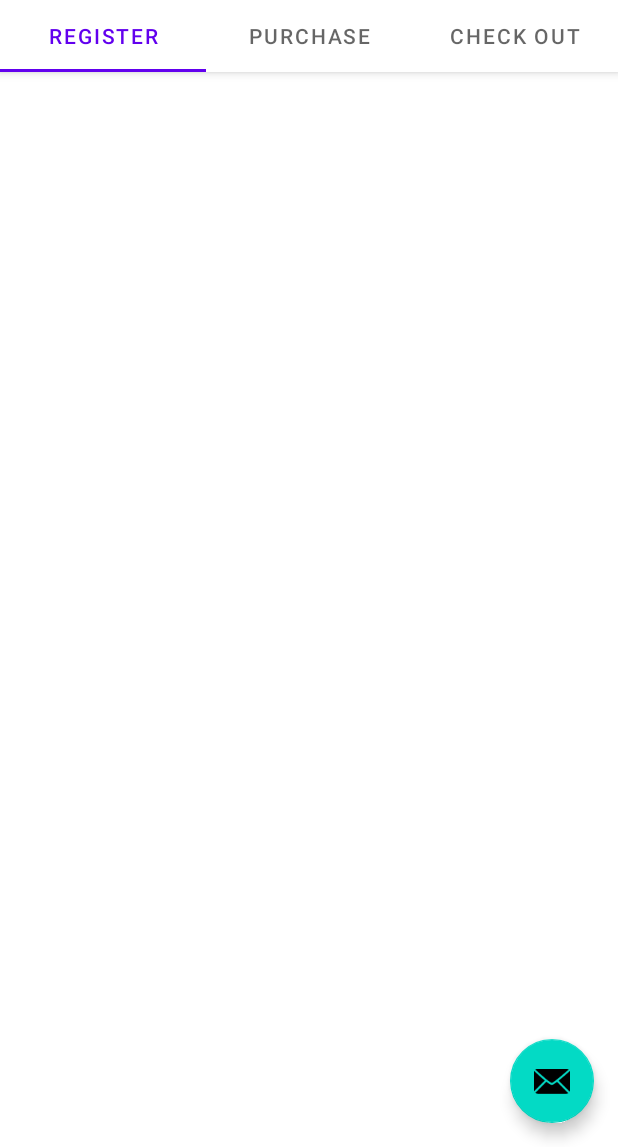
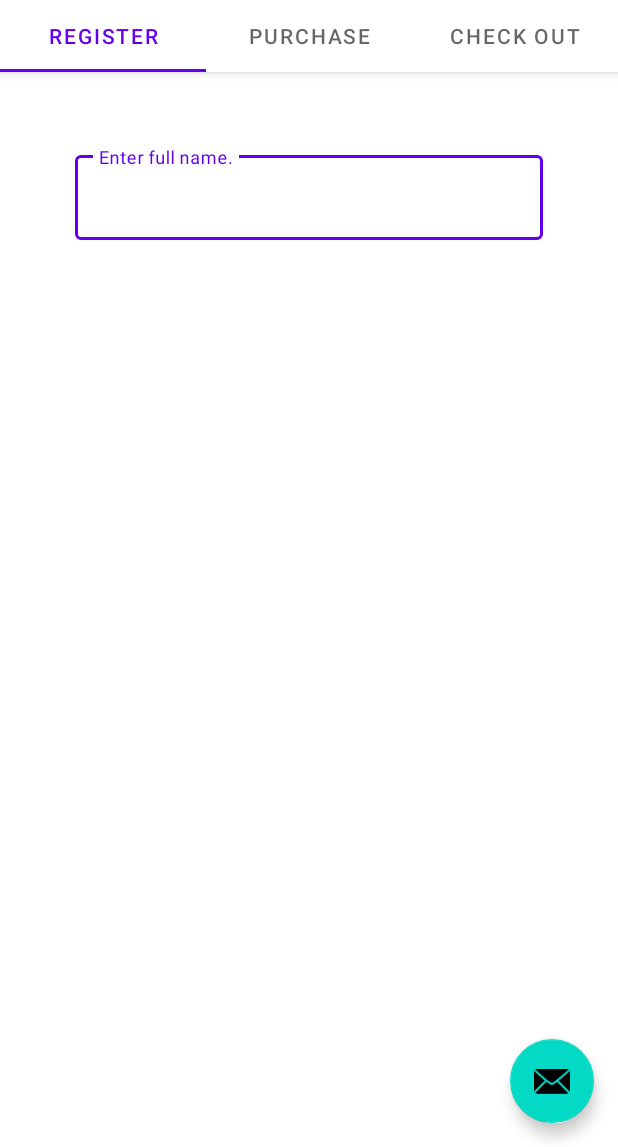
Before and after one commit to Joanina-Mulwa/AndroidApplications, an Android app: the TabbedActivity screen opened directly, with no data from a screen before it, on a phone screen of 412 x 824 dp, the part 89-1236 px from its top. Run offline under Robolectric (Android 15) with nearby library versions, the phone set to English and light mode, and no system bars.

Commit message:
Added UI Elements to Fragments. Using Cool Material Text input fields.

```diff
--- a/UpdatedAssignment1/app/build.gradle
+++ b/UpdatedAssignment1/app/build.gradle
@@ -37,6 +37,7 @@ dependencies {
     implementation 'androidx.constraintlayout:constraintlayout:2.1.1'
     implementation 'androidx.lifecycle:lifecycle-livedata-ktx:2.3.1'
     implementation 'androidx.lifecycle:lifecycle-viewmodel-ktx:2.3.1'
+    implementation 'androidx.legacy:legacy-support-v4:1.0.0'
     testImplementation 'junit:junit:4.+'
     androidTestImplementation 'androidx.test.ext:junit:1.1.3'
     androidTestImplementation 'androidx.test.espresso:espresso-core:3.4.0'
--- a/UpdatedAssignment1/app/src/main/AndroidManifest.xml
+++ b/UpdatedAssignment1/app/src/main/AndroidManifest.xml
@@ -9,9 +9,6 @@
         android:roundIcon="@mipmap/ic_launcher_round"
         android:supportsRtl="true"
         android:theme="@style/Theme.UpdatedAssignment1">
-        <activity
-            android:name=".AltTabbedLayout"
-            android:exported="false" />
         <activity
             android:name=".TabbedActivity"
             android:exported="false"
--- /dev/null
+++ b/UpdatedAssignment1/app/src/main/java/com/example/updatedassignment1/FragmentPurchase.java
@@ -0,0 +1,64 @@
+package com.example.updatedassignment1;
+
+import android.os.Bundle;
+
+import androidx.fragment.app.Fragment;
+
+import android.view.LayoutInflater;
+import android.view.View;
+import android.view.ViewGroup;
+
+/**
+ * A simple {@link Fragment} subclass.
+ * Use the {@link FragmentPurchase#newInstance} factory method to
+ * create an instance of this fragment.
+ */
+public class FragmentPurchase extends Fragment {
+
+    // TODO: Rename parameter arguments, choose names that match
+    // the fragment initialization parameters, e.g. ARG_ITEM_NUMBER
+    private static final String ARG_PARAM1 = "param1";
+    private static final String ARG_PARAM2 = "param2";
+
+    // TODO: Rename and change types of parameters
+    private String mParam1;
+    private String mParam2;
+
+    public FragmentPurchase() {
+        // Required empty public constructor
+    }
+
+    /**
+     * Use this factory method to create a new instance of
+     * this fragment using the provided parameters.
+     *
+     * @param param1 Parameter 1.
+     * @param param2 Parameter 2.
+     * @return A new instance of fragment FragmentPurchase.
+     */
+    // TODO: Rename and change types and number of parameters
+    public static FragmentPurchase newInstance(String param1, String param2) {
+        FragmentPurchase fragment = new FragmentPurchase();
+        Bundle args = new Bundle();
+        args.putString(ARG_PARAM1, param1);
+        args.putString(ARG_PARAM2, param2);
+        fragment.setArguments(args);
+        return fragment;
+    }
+
+    @Override
+    public void onCreate(Bundle savedInstanceState) {
+        super.onCreate(savedInstanceState);
+        if (getArguments() != null) {
+            mParam1 = getArguments().getString(ARG_PARAM1);
+            mParam2 = getArguments().getString(ARG_PARAM2);
+        }
+    }
+
+    @Override
+    public View onCreateView(LayoutInflater inflater, ViewGroup container,
+                             Bundle savedInstanceState) {
+        // Inflate the layout for this fragment
+        return inflater.inflate(R.layout.fragment_purchase, container, false);
+    }
+}
--- /dev/null
+++ b/UpdatedAssignment1/app/src/main/java/com/example/updatedassignment1/FragmentRegister.java
@@ -0,0 +1,64 @@
+package com.example.updatedassignment1;
+
+import android.os.Bundle;
+
+import androidx.fragment.app.Fragment;
+
+import android.view.LayoutInflater;
+import android.view.View;
+import android.view.ViewGroup;
+
+/**
+ * A simple {@link Fragment} subclass.
+ * Use the {@link FragmentRegister#newInstance} factory method to
+ * create an instance of this fragment.
+ */
+public class FragmentRegister extends Fragment {
+
+    // TODO: Rename parameter arguments, choose names that match
+    // the fragment initialization parameters, e.g. ARG_ITEM_NUMBER
+    private static final String ARG_PARAM1 = "param1";
+    private static final String ARG_PARAM2 = "param2";
+
+    // TODO: Rename and change types of parameters
+    private String mParam1;
+    private String mParam2;
+
+    public FragmentRegister() {
+        // Required empty public constructor
+    }
+
+    /**
+     * Use this factory method to create a new instance of
+     * this fragment using the provided parameters.
+     *
+     * @param param1 Parameter 1.
+     * @param param2 Parameter 2.
+     * @return A new instance of fragment FragmentRegister.
+     */
+    // TODO: Rename and change types and number of parameters
+    public static FragmentRegister newInstance(String param1, String param2) {
+        FragmentRegister fragment = new FragmentRegister();
+        Bundle args = new Bundle();
+        args.putString(ARG_PARAM1, param1);
+        args.putString(ARG_PARAM2, param2);
+        fragment.setArguments(args);
+        return fragment;
+    }
+
+    @Override
+    public void onCreate(Bundle savedInstanceState) {
+        super.onCreate(savedInstanceState);
+        if (getArguments() != null) {
+            mParam1 = getArguments().getString(ARG_PARAM1);
+            mParam2 = getArguments().getString(ARG_PARAM2);
+        }
+    }
+
+    @Override
+    public View onCreateView(LayoutInflater inflater, ViewGroup container,
+                             Bundle savedInstanceState) {
+        // Inflate the layout for this fragment
+        return inflater.inflate(R.layout.fragment_register, container, false);
+    }
+}
--- a/UpdatedAssignment1/app/src/main/java/com/example/updatedassignment1/ui/main/SectionsPagerAdapter.java
+++ b/UpdatedAssignment1/app/src/main/java/com/example/updatedassignment1/ui/main/SectionsPagerAdapter.java
@@ -8,6 +8,9 @@ import androidx.fragment.app.Fragment;
 import androidx.fragment.app.FragmentManager;
 import androidx.fragment.app.FragmentPagerAdapter;
 
+import com.example.updatedassignment1.CheckoutFragment;
+import com.example.updatedassignment1.FragmentPurchase;
+import com.example.updatedassignment1.FragmentRegister;
 import com.example.updatedassignment1.R;
 
 /**
@@ -29,7 +32,19 @@ public class SectionsPagerAdapter extends FragmentPagerAdapter {
     public Fragment getItem(int position) {
         // getItem is called to instantiate the fragment for the given page.
         // Return a PlaceholderFragment (defined as a static inner class below).
-        return PlaceholderFragment.newInstance(position + 1);
+        Fragment fragmentToReturn = null;
+        switch(position){
+            case 0:
+                fragmentToReturn = new FragmentRegister();
+                break;
+            case 1:
+                fragmentToReturn = new FragmentPurchase();
+                break;
+            case 2:
+                fragmentToReturn = new CheckoutFragment();
+                break;
+        }
+        return fragmentToReturn;
     }
 
     @Nullable
--- a/UpdatedAssignment1/app/src/main/res/layout/checkout_tab.xml
+++ /dev/null
@@ -1,6 +0,0 @@
-<?xml version="1.0" encoding="utf-8"?>
-<androidx.constraintlayout.widget.ConstraintLayout xmlns:android="http://schemas.android.com/apk/res/android"
-    android:layout_width="match_parent"
-    android:layout_height="match_parent">
-
-</androidx.constraintlayout.widget.ConstraintLayout>
--- /dev/null
+++ b/UpdatedAssignment1/app/src/main/res/layout/fragment_register.xml
@@ -0,0 +1,23 @@
+<?xml version="1.0" encoding="utf-8"?>
+<FrameLayout xmlns:android="http://schemas.android.com/apk/res/android"
+    xmlns:tools="http://schemas.android.com/tools"
+    android:layout_width="match_parent"
+    android:layout_height="match_parent"
+    tools:context=".FragmentRegister">
+
+    <com.google.android.material.textfield.TextInputLayout
+        android:layout_width="match_parent"
+        android:layout_height="wrap_content"
+        style="@style/Widget.MaterialComponents.TextInputLayout.OutlinedBox"
+        android:layout_marginStart="50dp"
+        android:layout_marginEnd="50dp"
+        android:layout_marginTop="50dp"
+        android:hint="Enter full name.">
+
+        <com.google.android.material.textfield.TextInputEditText
+            android:layout_width="match_parent"
+            android:layout_height="match_parent"/>
+
+    </com.google.android.material.textfield.TextInputLayout>
+
+</FrameLayout>
--- a/UpdatedAssignment1/app/src/main/res/layout/purchase_tab.xml
+++ /dev/null
@@ -1,6 +0,0 @@
-<?xml version="1.0" encoding="utf-8"?>
-<androidx.constraintlayout.widget.ConstraintLayout xmlns:android="http://schemas.android.com/apk/res/android"
-    android:layout_width="match_parent"
-    android:layout_height="match_parent">
-
-</androidx.constraintlayout.widget.ConstraintLayout>
--- a/UpdatedAssignment1/app/src/main/res/layout/register_tab.xml
+++ /dev/null
@@ -1,6 +0,0 @@
-<?xml version="1.0" encoding="utf-8"?>
-<androidx.constraintlayout.widget.ConstraintLayout xmlns:android="http://schemas.android.com/apk/res/android"
-    android:layout_width="match_parent"
-    android:layout_height="match_parent">
-
-</androidx.constraintlayout.widget.ConstraintLayout>
--- a/UpdatedAssignment1/app/src/main/res/values/strings.xml
+++ b/UpdatedAssignment1/app/src/main/res/values/strings.xml
@@ -9,4 +9,6 @@
     <string name="tab_text_1">REGISTER</string>
     <string name="tab_text_2">PURCHASE</string>
     <string name="tab_text_3">CHECK OUT</string>
+    <!-- TODO: Remove or change this placeholder text -->
+    <string name="hello_blank_fragment">Hello blank fragment</string>
 </resources>
--- a/UpdatedAssignment1/app/src/main/res/values/themes.xml
+++ b/UpdatedAssignment1/app/src/main/res/values/themes.xml
@@ -1,6 +1,6 @@
 <resources xmlns:tools="http://schemas.android.com/tools">
     <!-- Base application theme. -->
-    <style name="Theme.UpdatedAssignment1" parent="Theme.MaterialComponents.DayNight.DarkActionBar">
+    <style name="Theme.UpdatedAssignment1" parent="Theme.MaterialComponents.DayNight.NoActionBar">
         <!-- Primary brand color. -->
         <item name="colorPrimary">@color/purple_500</item>
         <item name="colorPrimaryVariant">@color/purple_700</item>
```
Also changed, not shown: UpdatedAssignment1/app/src/main/java/com/example/updatedassignment1/AltTabbedLayout.java (deleted, +0 -14 lines), UpdatedAssignment1/app/src/main/java/com/example/updatedassignment1/CheckoutFragment.java (added, +64 -0 lines), UpdatedAssignment1/app/src/main/res/layout/activity_alt_tabbed_layout.xml (deleted, +0 -34 lines), UpdatedAssignment1/app/src/main/res/layout/fragment_checkout.xml (added, +14 -0 lines), UpdatedAssignment1/app/src/main/res/layout/fragment_purchase.xml (added, +14 -0 lines).
